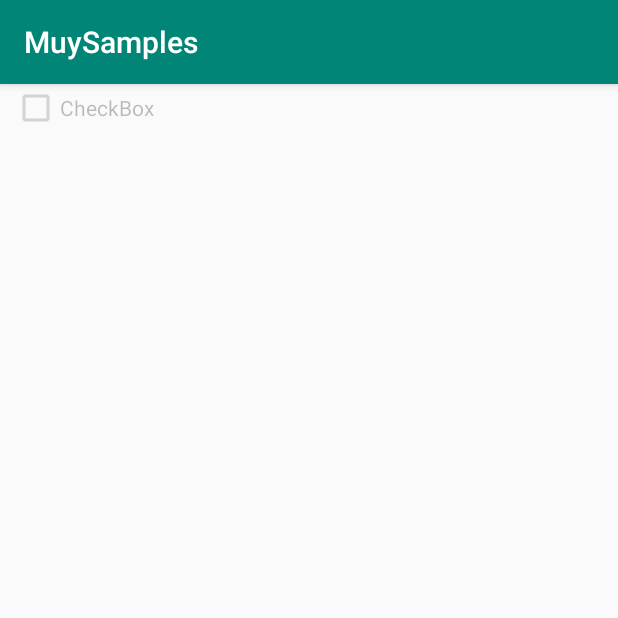
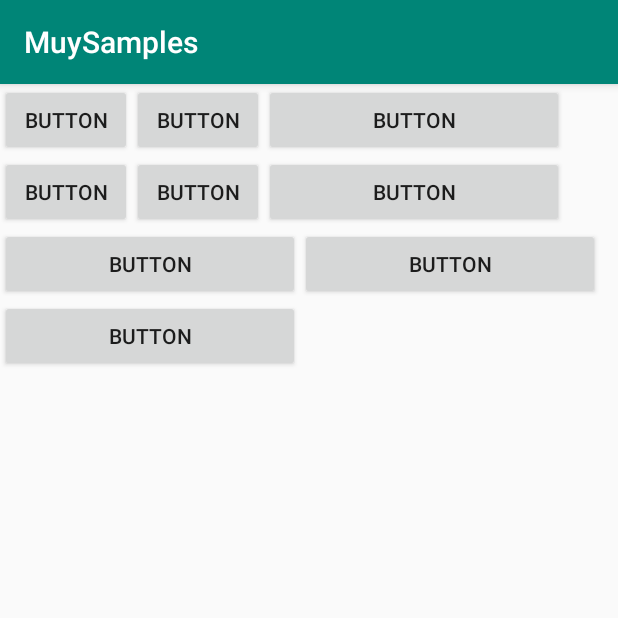
Before and after one commit to Ygowell/DailySample, an Android app: the WidgetSampleActivity screen opened directly, with no data from a screen before it, on a phone screen of 412 x 824 dp, the top half of it. Run offline under Robolectric (Android 15) with nearby library versions, the phone set to English and light mode, and no system bars; our stand-ins replace FlexboxLayout.

Commit message:
Add daily samples

```diff
--- a/MuySamples/app/build.gradle
+++ b/MuySamples/app/build.gradle
@@ -32,4 +32,9 @@ dependencies {
     androidTestImplementation 'com.android.support.test:runner:1.0.2'
     androidTestImplementation 'com.android.support.test.espresso:espresso-core:3.0.2'
     implementation "org.jetbrains.kotlin:kotlin-stdlib-jdk7:$kotlin_version"
+    implementation project(':library')
+    implementation 'com.google.code.gson:gson:2.8.5'
+    implementation("com.squareup.okhttp3:okhttp:4.2.0")
+    implementation 'com.android.volley:volley:1.1.1'
+    implementation 'com.google.android:flexbox:1.0.0'
 }
--- a/MuySamples/app/src/main/AndroidManifest.xml
+++ b/MuySamples/app/src/main/AndroidManifest.xml
@@ -2,6 +2,8 @@
 <manifest xmlns:android="http://schemas.android.com/apk/res/android"
     xmlns:tools="http://schemas.android.com/tools"
     package="com.muy.muysamples">
+
+    <uses-permission android:name="android.permission.INTERNET" />
 
     <application
         android:allowBackup="true"
@@ -11,9 +13,10 @@
         android:supportsRtl="true"
         android:theme="@style/AppTheme"
         tools:ignore="GoogleAppIndexingWarning">
-        <activity android:name=".permission.PermissionSampleActivity"></activity>
+        <activity android:name=".wrapper.WrapperSampleActivity" />
+        <activity android:name=".permission.PermissionSampleActivity" />
         <activity android:name=".event.EventHandleActivity" />
-        <activity android:name=".widget.CheckboxSampleActivity" />
+        <activity android:name=".widget.WidgetSampleActivity" />
         <activity android:name=".animation.AnimatedVectorActivity" />
         <activity android:name=".wallpaper.LiveWallpaperActivity" />
         <activity android:name=".lottieanimtion.LottieAnimActivity" />
@@ -37,12 +40,12 @@
             </intent-filter>
         </service>
     </application>
+    <uses-permission android:name="android.permission.INTERNET" />
+    <uses-permission android:name="android.permission.ACCESS_NETWORK_STATE" />
+    <uses-permission android:name="android.permission.SET_WALLPAPER" />
+
     <uses-permission
         android:name="android.permission.WRITE_SETTINGS"
         tools:ignore="ProtectedPermissions" />
-    <uses-permission android:name="android.permission.INTERNET" />
-    <uses-permission android:name="android.permission.ACCESS_NETWORK_STATE" />
-
-    <uses-permission android:name="android.permission.SET_WALLPAPER" />
 
 </manifest>
--- a/MuySamples/app/src/main/java/com/muy/muysamples/event/EventHandleActivity.java
+++ b/MuySamples/app/src/main/java/com/muy/muysamples/event/EventHandleActivity.java
@@ -2,10 +2,10 @@ package com.muy.muysamples.event;
 
 import android.support.v7.app.AppCompatActivity;
 import android.os.Bundle;
-import android.util.Log;
 import android.view.MotionEvent;
 import android.view.View;
 
+import com.muy.library.UIUtils;
 import com.muy.muysamples.MuyLog;
 import com.muy.muysamples.R;
 
--- a/MuySamples/app/src/main/java/com/muy/muysamples/event/FatherLayout.java
+++ b/MuySamples/app/src/main/java/com/muy/muysamples/event/FatherLayout.java
@@ -4,11 +4,11 @@ import android.content.Context;
 import android.support.annotation.Nullable;
 import android.util.AttributeSet;
 import android.view.MotionEvent;
-import android.widget.LinearLayout;
+import android.widget.FrameLayout;
 
 import com.muy.muysamples.MuyLog;
 
-public class FatherLayout extends LinearLayout {
+public class FatherLayout extends FrameLayout {
 
     boolean onlyPrintOnce = true;
 
--- a/MuySamples/app/src/main/java/com/muy/muysamples/widget/CheckboxSampleActivity.java
+++ b/MuySamples/app/src/main/java/com/muy/muysamples/widget/WidgetSampleActivity.java
@@ -5,13 +5,12 @@ import android.os.Bundle;
 
 import com.muy.muysamples.R;
 
-public class CheckboxSampleActivity extends AppCompatActivity {
+public class WidgetSampleActivity extends AppCompatActivity {
 
     @Override
     protected void onCreate(Bundle savedInstanceState) {
         super.onCreate(savedInstanceState);
         setContentView(R.layout.activity_checkbox_sample);
 
-        findViewById(R.id.checkBox).setEnabled(false);
     }
 }
--- a/MuySamples/app/src/main/res/layout/activity_checkbox_sample.xml
+++ b/MuySamples/app/src/main/res/layout/activity_checkbox_sample.xml
@@ -1,17 +1,54 @@
 <?xml version="1.0" encoding="utf-8"?>
-<android.support.constraint.ConstraintLayout xmlns:android="http://schemas.android.com/apk/res/android"
+<com.google.android.flexbox.FlexboxLayout xmlns:android="http://schemas.android.com/apk/res/android"
     xmlns:app="http://schemas.android.com/apk/res-auto"
-    xmlns:tools="http://schemas.android.com/tools"
     android:layout_width="match_parent"
-    android:layout_height="match_parent"
-    tools:context=".widget.CheckboxSampleActivity">
+    android:layout_height="wrap_content"
+    app:flexWrap="wrap"
+    app:alignItems="stretch">
 
-    <CheckBox
-        android:id="@+id/checkBox"
+    <Button
+        android:id="@+id/button"
         android:layout_width="wrap_content"
         android:layout_height="wrap_content"
-        android:layout_marginStart="8dp"
-        android:text="CheckBox"
-        app:layout_constraintStart_toStartOf="parent"
-        app:layout_constraintTop_toTopOf="parent" />
-</android.support.constraint.ConstraintLayout>
+        android:text="Button" />
+
+    <Button
+        android:layout_width="wrap_content"
+        android:layout_height="wrap_content"
+        android:text="Button" />
+
+    <Button
+        android:layout_width="200dp"
+        android:layout_height="wrap_content"
+        android:text="Button" />
+
+    <Button
+        android:layout_width="wrap_content"
+        android:layout_height="wrap_content"
+        android:text="Button" />
+
+    <Button
+        android:layout_width="wrap_content"
+        android:layout_height="wrap_content"
+        android:text="Button" />
+
+    <Button
+        android:layout_width="200dp"
+        android:layout_height="wrap_content"
+        android:text="Button" />
+
+    <Button
+        android:layout_width="200dp"
+        android:layout_height="wrap_content"
+        android:text="Button" />
+
+    <Button
+        android:layout_width="200dp"
+        android:layout_height="wrap_content"
+        android:text="Button" />
+
+    <Button
+        android:layout_width="200dp"
+        android:layout_height="wrap_content"
+        android:text="Button" />
+</com.google.android.flexbox.FlexboxLayout>
--- a/MuySamples/library/build.gradle
+++ b/MuySamples/library/build.gradle
@@ -31,4 +31,6 @@ dependencies {
     testImplementation 'junit:junit:4.12'
     androidTestImplementation 'com.android.support.test:runner:1.0.2'
     androidTestImplementation 'com.android.support.test.espresso:espresso-core:3.0.2'
+
+    implementation 'com.squareup.okhttp3:okhttp:4.2.0'
 }
```
Also changed, not shown: MuySamples/app/src/main/java/com/muy/muysamples/FunctionAdapter.java (+9 -4 lines), MuySamples/app/src/main/java/com/muy/muysamples/wrapper/HttpCallback.java (added, +30 -0 lines), MuySamples/app/src/main/java/com/muy/muysamples/wrapper/HttpHelper.java (added, +72 -0 lines), MuySamples/app/src/main/java/com/muy/muysamples/wrapper/ICallback.java (added, +8 -0 lines), MuySamples/app/src/main/java/com/muy/muysamples/wrapper/IHttpProcessor.java (added, +8 -0 lines), MuySamples/app/src/main/java/com/muy/muysamples/wrapper/ResponseClass.java (added, +47 -0 lines), MuySamples/app/src/main/java/com/muy/muysamples/wrapper/VolleyProcessor.java (added, +37 -0 lines), MuySamples/app/src/main/java/com/muy/muysamples/wrapper/WrapperSampleActivity.java (added, +35 -0 lines), MuySamples/app/src/main/res/layout/activity_event_handle.xml (+4 -4 lines), MuySamples/app/src/main/res/layout/activity_wrapper_sample.xml (added, +18 -0 lines), MuySamples/library/src/main/java/com/muy/library/UIUtils.java (added, +8 -0 lines), MuySamples/library/src/main/java/com/muy/library/network/Retrofit.java (added, +33 -0 lines).
